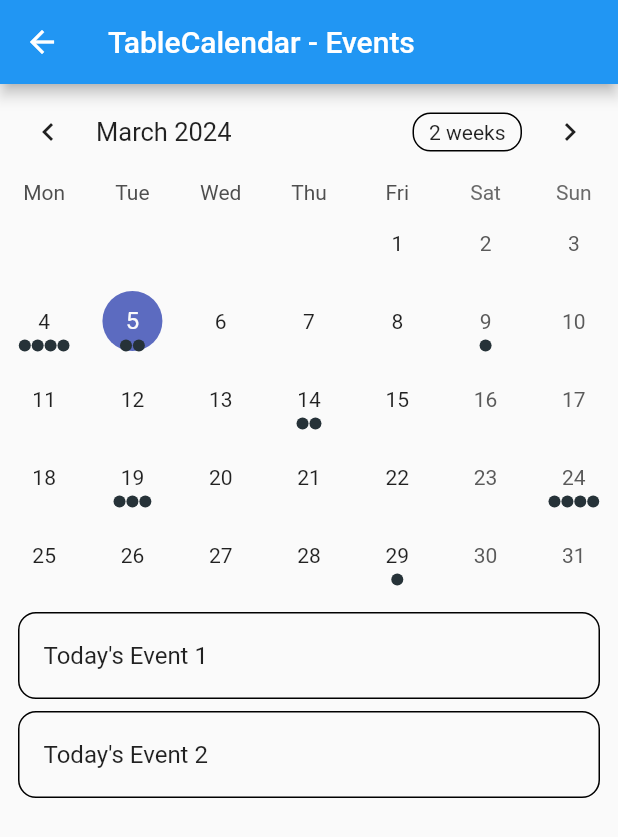
After one commit to hyebinkim00/newlotto, a Flutter app: the TableEventsExample screen opened directly, on a phone screen of 412 x 824 dp. The commit adds this screen. Shown: the top 837 px of the screen. Run offline on Flutter 3.47's test engine with Material 2 defaults, Android fonts, the phone set to English and light mode, and no system bars; drawn by our look-alikes of table_calendar; our stand-ins replace dio, flutter_fortune_wheel, flutter_screenutil, fluttertoast, get, pretty_dio_logger and 2 more; missing offline and left inert: cp949_codec, qr_code_scanner, random_text_reveal; accounts and stored records are empty; generated files the repository leaves out were written again; network calls fail.

Commit message:
CalendarPage select, event 추가

```diff
--- a/lib/bottom_navi/calendar/calendar_controller.dart
+++ b/lib/bottom_navi/calendar/calendar_controller.dart
@@ -1,5 +1,37 @@
 import 'package:get/get.dart';
+import 'package:newlotto/model/loto.dart';
+
+import '../../db/dbhelper.dart';
+import '../../model/Event.dart';
 
 class CalendarController extends GetxController {
 
+
+  Map<DateTime, List<Event>> _events = {};
+
+
+  List<Event> _getEventsForDay(DateTime day) {
+    // Implementation example
+    return _events[day] ?? [];
+  }
+
+
+  @override
+  void onInit() {
+    // TODO: implement onInit
+    super.onInit();
+
+
+  }
+
+  void getSaturdayEvent() async {
+
+    // 로또 DB 정보
+    List<Loto> lotos = await DBHelper().getLoto();
+    // 추첨일 + Event 저장 1년 단위
+    // for (int i)
+
+  }
+
+
 }
--- a/lib/bottom_navi/calendar/calendar_page.dart
+++ b/lib/bottom_navi/calendar/calendar_page.dart
@@ -14,9 +14,18 @@
 }
 
 class _CalendarPageState extends State<CalendarPage> {
+
   DateTime? _selectedDay;
 
   DateTime _focusedDay = DateTime.now();
+
+  Map<DateTime, List<Event>> _events = {};
+
+
+  List<Event> _getEventsForDay(DateTime day) {
+    // Implementation example
+    return _events[day] ?? [];
+  }
 
   @override
   Widget build(BuildContext context) {
@@ -47,7 +56,10 @@
                           ),
                         ),
                         eventLoader: (day) {
+                          //2024-01-27
+                          print('Calend_${day.day}');
                           if (day.weekday == DateTime.saturday){
+                            print('ssss');
                             return [Event('DAY!')];
                           }
                           return [];
@@ -60,6 +72,29 @@
                             setState(() {
                               _selectedDay = selectedDay;
                               _focusedDay = focusedDay;
+
+                              print('sSSS${selectedDay.year}');
+                              DateTime dateTime = DateTime(selectedDay.year, selectedDay.month, selectedDay.day);
+
+                              List <Event> s = _getEventsForDay(dateTime);
+
+                              if (s.isEmpty) {
+                                DateTime dateTime = DateTime(selectedDay.year, selectedDay.month, selectedDay.day);
+                                List<Event> e = [
+                                  Event("Event Title1"),
+                                  Event("Event Title2")
+                                ];
+                                if (_events.containsKey(dateTime)) {
+                                  _events[dateTime]!.addAll(e);
+                                } else {
+                                  _events[dateTime] = List.from(e);
+                                }
+                                print('dd___${_events.toString()}');
+                              }else{
+                                print('dddd${s.toString()}');
+
+                              }
+
                             });
                           }
                         } ,
--- /dev/null
+++ b/lib/bottom_navi/calendar/evnet_page.dart
@@ -0,0 +1,154 @@
+// Copyright 2019 Aleksander Woźniak
+// SPDX-License-Identifier: Apache-2.
+
+import 'package:flutter/material.dart';
+import 'package:newlotto/bottom_navi/calendar/utils.dart';
+import 'package:table_calendar/table_calendar.dart';
+
+import '../../model/Event.dart';
+
+
+class TableEventsExample extends StatefulWidget {
+  @override
+  _TableEventsExampleState createState() => _TableEventsExampleState();
+}
+
+class _TableEventsExampleState extends State<TableEventsExample> {
+  late final ValueNotifier<List<Event>> _selectedEvents;
+  CalendarFormat _calendarFormat = CalendarFormat.month;
+  RangeSelectionMode _rangeSelectionMode = RangeSelectionMode
+      .toggledOff; // Can be toggled on/off by longpressing a date
+  DateTime _focusedDay = DateTime.now();
+  DateTime? _selectedDay;
+  DateTime? _rangeStart;
+  DateTime? _rangeEnd;
+
+  @override
+  void initState() {
+    super.initState();
+
+    _selectedDay = _focusedDay;
+    _selectedEvents = ValueNotifier(_getEventsForDay(_selectedDay!));
+  }
+
+  @override
+  void dispose() {
+    _selectedEvents.dispose();
+    super.dispose();
+  }
+
+  List<Event> _getEventsForDay(DateTime day) {
+    // Implementation example
+    return kEvents[day] ?? [];
+  }
+
+  List<Event> _getEventsForRange(DateTime start, DateTime end) {
+    // Implementation example
+    final days = daysInRange(start, end);
+
+    return [
+      for (final d in days) ..._getEventsForDay(d),
+    ];
+  }
+
+  void _onDaySelected(DateTime selectedDay, DateTime focusedDay) {
+    if (!isSameDay(_selectedDay, selectedDay)) {
+      setState(() {
+        _selectedDay = selectedDay;
+        _focusedDay = focusedDay;
+        _rangeStart = null; // Important to clean those
+        _rangeEnd = null;
+        _rangeSelectionMode = RangeSelectionMode.toggledOff;
+      });
+
+      _selectedEvents.value = _getEventsForDay(selectedDay);
+    }
+  }
+
+  void _onRangeSelected(DateTime? start, DateTime? end, DateTime focusedDay) {
+    setState(() {
+      _selectedDay = null;
+      _focusedDay = focusedDay;
+      _rangeStart = start;
+      _rangeEnd = end;
+      _rangeSelectionMode = RangeSelectionMode.toggledOn;
+    });
+
+    // `start` or `end` could be null
+    if (start != null && end != null) {
+      _selectedEvents.value = _getEventsForRange(start, end);
+    } else if (start != null) {
+      _selectedEvents.value = _getEventsForDay(start);
+    } else if (end != null) {
+      _selectedEvents.value = _getEventsForDay(end);
+    }
+  }
+
+  @override
+  Widget build(BuildContext context) {
+    return Scaffold(
+      appBar: AppBar(
+        title: Text('TableCalendar - Events'),
+      ),
+      body: Column(
+        children: [
+          TableCalendar<Event>(
+            firstDay: kFirstDay,
+            lastDay: kLastDay,
+            focusedDay: _focusedDay,
+            selectedDayPredicate: (day) => isSameDay(_selectedDay, day),
+            rangeStartDay: _rangeStart,
+            rangeEndDay: _rangeEnd,
+            calendarFormat: _calendarFormat,
+            rangeSelectionMode: _rangeSelectionMode,
+            eventLoader: _getEventsForDay,
+            startingDayOfWeek: StartingDayOfWeek.monday,
+            calendarStyle: CalendarStyle(
+              // Use `CalendarStyle` to customize the UI
+              outsideDaysVisible: false,
+            ),
+            onDaySelected: _onDaySelected,
+            onRangeSelected: _onRangeSelected,
+            onFormatChanged: (format) {
+              if (_calendarFormat != format) {
+                setState(() {
+                  _calendarFormat = format;
+                });
+              }
+            },
+            onPageChanged: (focusedDay) {
+              _focusedDay = focusedDay;
+            },
+          ),
+          const SizedBox(height: 8.0),
+          Expanded(
+            child: ValueListenableBuilder<List<Event>>(
+              valueListenable: _selectedEvents,
+              builder: (context, value, _) {
+                return ListView.builder(
+                  itemCount: value.length,
+                  itemBuilder: (context, index) {
+                    return Container(
+                      margin: const EdgeInsets.symmetric(
+                        horizontal: 12.0,
+                        vertical: 4.0,
+                      ),
+                      decoration: BoxDecoration(
+                        border: Border.all(),
+                        borderRadius: BorderRadius.circular(12.0),
+                      ),
+                      child: ListTile(
+                        onTap: () => print('${value[index]}'),
+                        title: Text('${value[index]}'),
+                      ),
+                    );
+                  },
+                );
+              },
+            ),
+          ),
+        ],
+      ),
+    );
+  }
+}
--- /dev/null
+++ b/lib/bottom_navi/calendar/utils.dart
@@ -0,0 +1,42 @@
+
+import 'dart:collection';
+
+import 'package:table_calendar/table_calendar.dart';
+
+import '../../model/Event.dart';
+
+final kEvents = LinkedHashMap<DateTime, List<Event>>(
+  equals: isSameDay,
+  hashCode: getHashCode,
+)..addAll(_kEventSource);
+
+
+
+
+final _kEventSource = Map.fromIterable(List.generate(50, (index) => index),
+    key: (item) => DateTime.utc(kFirstDay.year, kFirstDay.month, item * 5),
+    value: (item) => List.generate(
+        item % 4 + 1, (index) => Event('Event $item | ${index + 1}')))
+  ..addAll({
+    kToday: [
+      Event('Today\'s Event 1'),
+      Event('Today\'s Event 2'),
+    ],
+  });
+
+int getHashCode(DateTime key) {
+  return key.day * 1000000 + key.month * 10000 + key.year;
+}
+
+/// Returns a list of [DateTime] objects from [first] to [last], inclusive.
+List<DateTime> daysInRange(DateTime first, DateTime last) {
+  final dayCount = last.difference(first).inDays + 1;
+  return List.generate(
+    dayCount,
+        (index) => DateTime.utc(first.year, first.month, first.day + index),
+  );
+}
+
+final kToday = DateTime.now();
+final kFirstDay = DateTime(kToday.year, kToday.month - 3, kToday.day);
+final kLastDay = DateTime(kToday.year, kToday.month + 3, kToday.day);
--- a/lib/bottom_navi/mypage/view/mypage_page.dart
+++ b/lib/bottom_navi/mypage/view/mypage_page.dart
@@ -6,7 +6,6 @@
 import 'package:newlotto/record_nums/view/recordnums_page.dart';
 
 import '../../../config/route_names.dart';
-import '../../../model/selfnum.dart';
 
 class MyPage extends StatelessWidget {
   // 앱바에서 뒤로 버튼
--- a/lib/db/dbhelper.dart
+++ b/lib/db/dbhelper.dart
@@ -3,8 +3,7 @@
 import 'package:sqflite/sqflite.dart';
 
 import '../model/loto.dart';
-import '../model/qrInfo.dart';
-import '../model/selfnum.dart';
+
 
 class DBHelper {
   static final DBHelper _instance = DBHelper._(); // DBHelper의 싱글톤 객체 생성
@@ -56,6 +55,7 @@
   Future addLoto(Loto loto) async {
     final db = await database;
     print('dbdb${loto.drwNo}');
+    print('dbdbS${loto.drwNoDate}');
     int s = await db.insert('Lotos', loto.toMap());
   }
 
--- a/lib/main/controller/main_controller.dart
+++ b/lib/main/controller/main_controller.dart
@@ -6,6 +6,7 @@
 import 'package:newlotto/bottom_navi/record/record_page.dart';
 import 'package:newlotto/bottom_navi/winnig/winning_page.dart';
 
+import '../../bottom_navi/calendar/evnet_page.dart';
 import '../../bottom_navi/mypage/view/mypage_page.dart';
 
 class MainController extends GetxController{
--- a/lib/qrscan/controller/qrscan_controller.dart
+++ b/lib/qrscan/controller/qrscan_controller.dart
@@ -7,7 +7,7 @@
 
 import '../../model/myNums.dart';
 import '../../model/newNum.dart';
-import '../../model/qr_scan.dart';
+import '../../model/qrScan.dart';
 import '../../ui/dialog_utils.dart';
 
 class QrscanController extends GetxController{
--- a/lib/record_nums/view/recordnums_page.dart
+++ b/lib/record_nums/view/recordnums_page.dart
@@ -3,7 +3,6 @@
 import 'package:get/get.dart';
 
 import '../../model/numInfo.dart';
-import '../../model/selfnum.dart';
 import '../controller/recordnums_controller.dart';
 
 class RecordNumsPage extends StatelessWidget {
@@ -82,7 +81,7 @@
                     decoration: BoxDecoration(
                         border: Border.all(color: Colors.grey,width: 1.0)
                     ),
-                    height: controller.selfList[index].myNum!.length*60,
+                    height: controller.selfList[index].myNum!.length*50,
                     child: Column(children: [
                       FutureBuilder(
                           future: RecordNumsController.getDetail(controller.Selfserial.value,controller.selfList[index].myNum??[]),
--- a/lib/ui/dialog_utils.dart
+++ b/lib/ui/dialog_utils.dart
@@ -11,8 +11,7 @@
 import '../db/dbhelper.dart';
 import '../model/loto.dart';
 import '../model/newNum.dart';
-import '../model/qrInfo.dart';
-import '../model/qr_scan.dart';
+import '../model/qrScan.dart';
 import '../self/controller/self_controller.dart';
 import 'color_utils.dart';
 
```
Also changed, not shown: lib/model/qrInfo.dart (deleted, +0 -24 lines), lib/model/selfnum.dart (deleted, +0 -41 lines), lib/record_nums/controller/recordnums_controller.dart (+2 -20 lines), lib/model/qrScan.dart (renamed from lib/model/qr_scan.dart).
